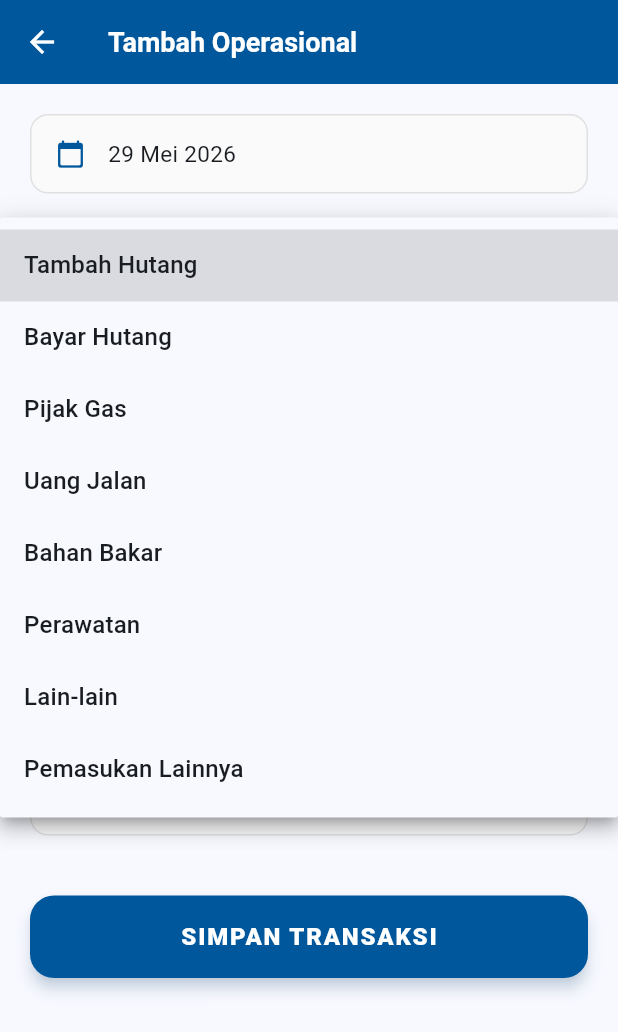
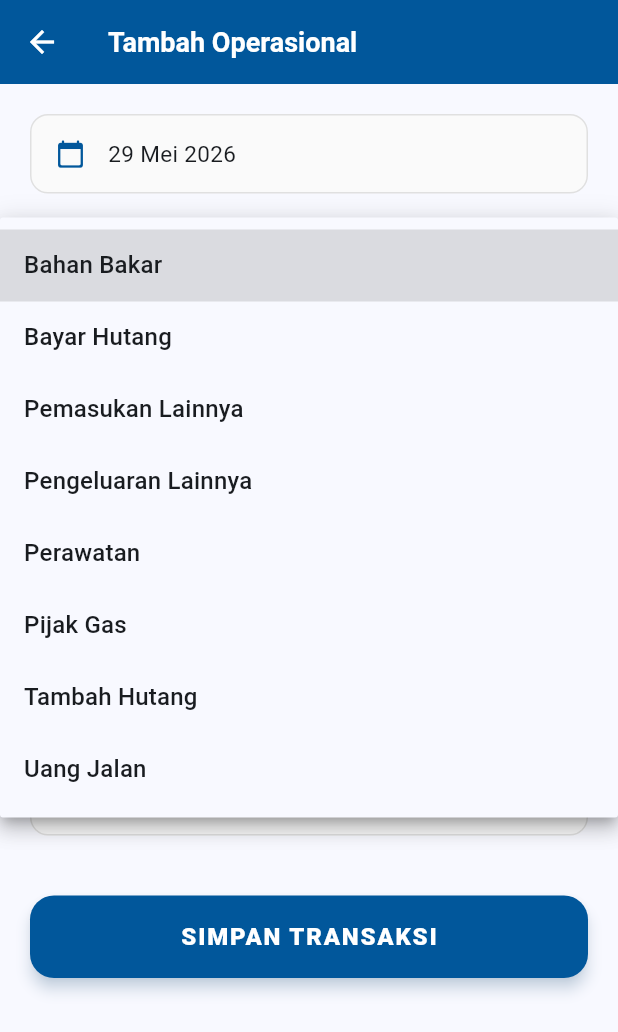
Before and after one commit to doniaries/successmandiri_mobile, a Flutter app: the AddOperasionalScreen screen opened directly, after a tap on "Kategori", on a phone screen of 412 x 824 dp. Shown: the top 1032 px of the screen. Run offline on Flutter 3.47's test engine with Material 3 defaults, Android fonts, the phone set to English and light mode, and no system bars; our stand-ins replace cached_network_image, connectivity_plus, device_info_plus, dio, firebase_core, firebase_messaging and 7 more; missing offline and left inert: workmanager; accounts and stored records are empty; network calls fail; statements that could not run were skipped.

Commit message:
fix(enum): migrasi data lain_lain → pengeluaran_lainnya & bersihkan referensi di seeder

```diff
--- a/lib/features/operasional/screens/add_operasional_screen.dart
+++ b/lib/features/operasional/screens/add_operasional_screen.dart
@@ -32,14 +32,14 @@ class _AddOperasionalScreenState extends State<AddOperasionalScreen> {
   dynamic _selectedPihak; // Added to store full object for debt info
 
   final Map<String, String> _kategoriMap = {
+    'Bahan Bakar': 'bahan_bakar',
+    'Bayar Hutang': 'bayar_hutang',
+    'Pemasukan Lainnya': 'pemasukan_lainnya',
+    'Pengeluaran Lainnya': 'pengeluaran_lainnya',
+    'Perawatan': 'perawatan',
+    'Pijak Gas': 'pijakan_gas',
     'Tambah Hutang': 'pinjaman',
-    'Bayar Hutang': 'bayar_hutang',
-    'Pijak Gas': 'pijakan_gas',
     'Uang Jalan': 'uang_jalan',
-    'Bahan Bakar': 'bahan_bakar',
-    'Perawatan': 'perawatan',
-    'Lain-lain': 'lain_lain',
-    'Pemasukan Lainnya': 'pemasukan_lainnya',
   };
 
   String _getOperasionalType(String kategoriLabel) {
--- a/lib/features/operasional/screens/edit_operasional_screen.dart
+++ b/lib/features/operasional/screens/edit_operasional_screen.dart
@@ -35,14 +35,14 @@ class _EditOperasionalScreenState extends State<EditOperasionalScreen> {
   dynamic _selectedPihak;
 
   final Map<String, String> _kategoriMap = {
+    'Bahan Bakar': 'bahan_bakar',
+    'Bayar Hutang': 'bayar_hutang',
+    'Pemasukan Lainnya': 'pemasukan_lainnya',
+    'Pengeluaran Lainnya': 'pengeluaran_lainnya',
+    'Perawatan': 'perawatan',
+    'Pijak Gas': 'pijakan_gas',
     'Tambah Hutang': 'pinjaman',
-    'Bayar Hutang': 'bayar_hutang',
-    'Pijak Gas': 'pijakan_gas',
     'Uang Jalan': 'uang_jalan',
-    'Bahan Bakar': 'bahan_bakar',
-    'Perawatan': 'perawatan',
-    'Lain-lain': 'lain_lain',
-    'Pemasukan Lainnya': 'pemasukan_lainnya',
   };
 
   String _getOperasionalType(String kategoriLabel) {
@@ -65,7 +65,7 @@ class _EditOperasionalScreenState extends State<EditOperasionalScreen> {
     // Find category label from slug
     _selectedKategori = _kategoriMap.entries.firstWhere(
       (entry) => entry.value == widget.operasional.kategori,
-      orElse: () => const MapEntry('Lain-lain', 'lain_lain'),
+      orElse: () => const MapEntry('Pengeluaran Lainnya', 'pengeluaran_lainnya'),
     ).key;
 
     _selectedPihakType = widget.operasional.pihakType;
```
